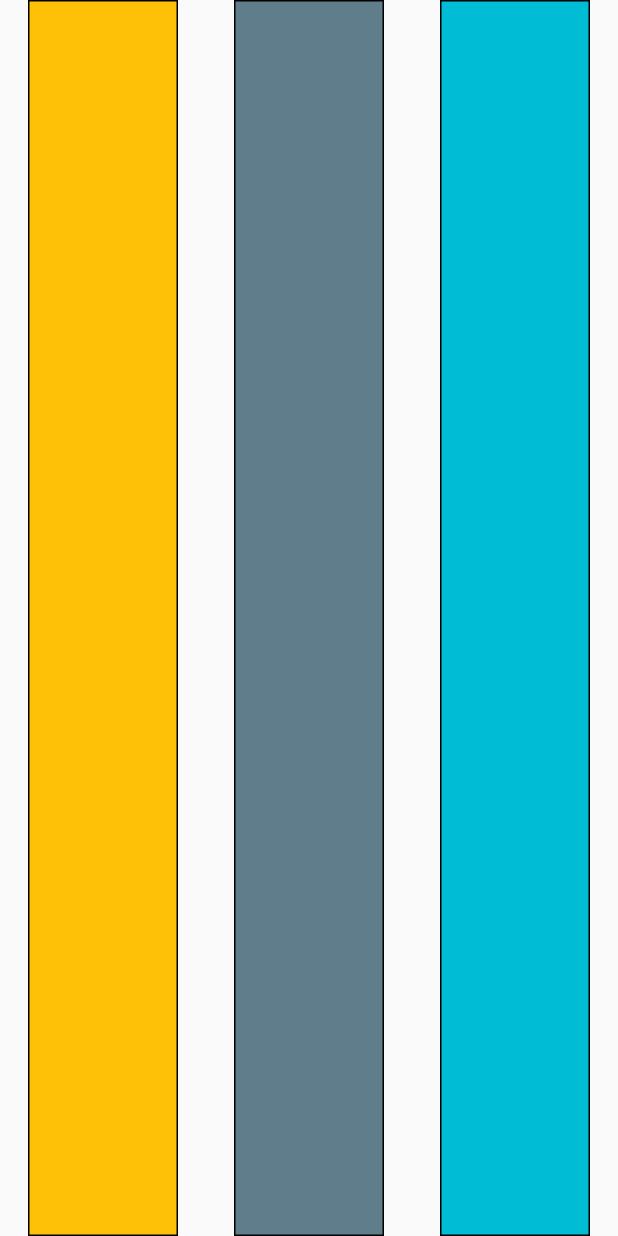
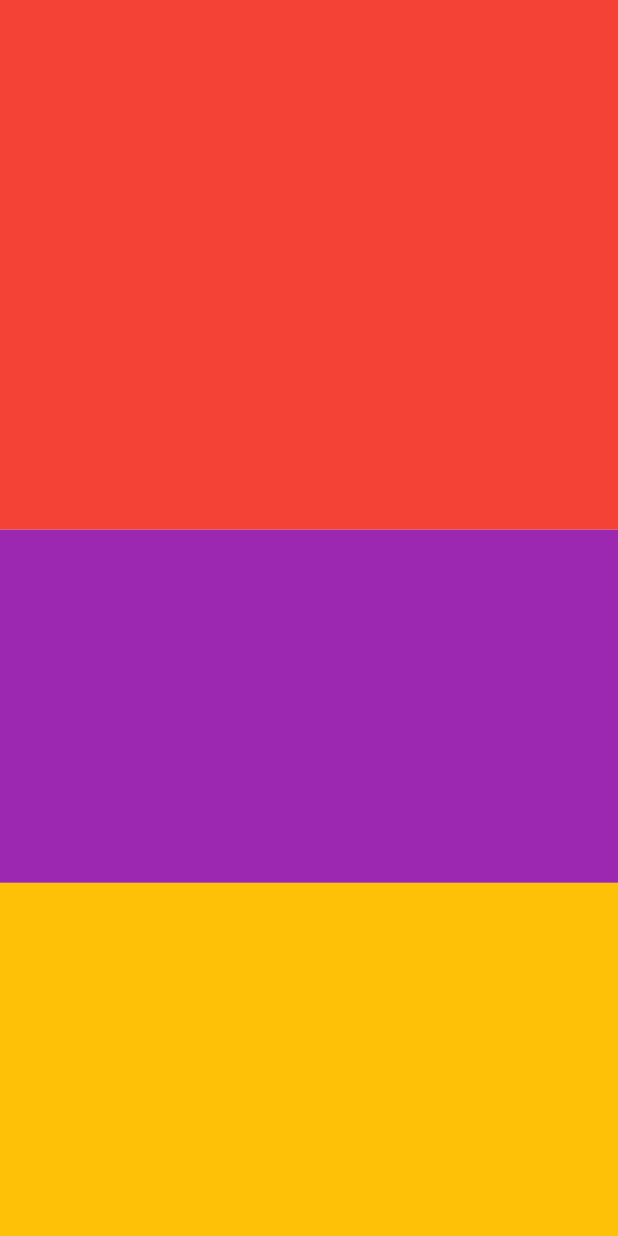
Before and after one commit to baosphoa0403/Welcome-Login-Signup-Page---Flutter-UI---Speed-Code, a Flutter app: the screen it shows after launch, on a phone screen of 412 x 824 dp. Run offline on Flutter 3.47's test engine with Material 2 defaults, Android fonts, the light colour scheme and no system bars; our stand-ins replace flutter_svg.

Commit message:
[Column_Row] push code done flex column row

```diff
--- a/standard_app/lib/list_icons.dart
+++ b/standard_app/lib/list_icons.dart
@@ -8,7 +8,7 @@ class ListIcon extends StatelessWidget {
   Widget build(BuildContext context) {
     return Row(
       mainAxisAlignment: MainAxisAlignment.spaceAround,
-      crossAxisAlignment: CrossAxisAlignment.stretch, //stretch: kéo dài
+      // crossAxisAlignment: CrossAxisAlignment., //stretch: kéo dài
       children: const <Widget>[
         BlueBox(
           color: Colors.amber,
@@ -18,7 +18,7 @@ class ListIcon extends StatelessWidget {
         ),
         BlueBox(
           color: Colors.cyan,
-        )
+        ),
       ],
     );
     ;
--- a/standard_app/lib/main.dart
+++ b/standard_app/lib/main.dart
@@ -1,4 +1,5 @@
 import 'package:flutter/material.dart';
+import 'package:flutter/rendering.dart';
 import 'package:standard_app/blue_box.dart';
 import 'package:standard_app/list_icons.dart';
 
@@ -17,9 +18,26 @@
       theme: ThemeData(
         primarySwatch: Colors.blue,
       ),
-      home: const MyHomePage(
-        child: ListIcon(),
-      ),
+      home: Column(children: <Widget>[
+        Expanded(
+          flex: 6, // 60% of space => (6/(6 + 4))
+          child: Container(
+            color: Colors.red,
+          ),
+        ),
+        Expanded(
+          flex: 4, // 40% of space
+          child: Container(
+            color: Colors.purple,
+          ),
+        ),
+        Expanded(
+          flex: 4, // 40% of space
+          child: Container(
+            color: Colors.amber,
+          ),
+        )
+      ]),
     );
   }
 }
@@ -33,24 +51,40 @@
 
   @override
   Widget build(BuildContext context) {
-    return Scaffold(body: child
-        // Column(
-        //   // mainAxisAlignment: MainAxisAlignment.end,
-        //   // crossAxisAlignment: CrossAxisAlignment.end, ?? chỗ này
-        //   children: const <Widget>[
-        //     BlueBox(
-        //       color: Colors.amber,
-        //     ),
-        //     BlueBox(
-        //       color: Colors.blueGrey,
-        //     ),
-        //     BlueBox(
-        //       color: Colors.cyan,
-        //     ),
-        //     child,
-        //   ],
-
-        // ),
-        );
+    return Container(
+      // backgroundColor: const Color.fromRGBO(99, 22, 33, 0.5),
+      // appBar: AppBar(),
+      color: Colors.amberAccent,
+      child: Column(
+        mainAxisAlignment: MainAxisAlignment.spaceAround,
+        crossAxisAlignment: CrossAxisAlignment.end,
+        children: <Widget>[
+          const BlueBox(
+            color: Colors.amber,
+          ),
+          const BlueBox(
+            color: Colors.blueGrey,
+          ),
+          const BlueBox(
+            color: Colors.cyan,
+          ),
+          // child,
+          Row(children: <Widget>[
+            Expanded(
+              flex: 6, // 60% of space => (6/(6 + 4))
+              child: Container(
+                color: Colors.red,
+              ),
+            ),
+            Expanded(
+              flex: 4, // 40% of space
+              child: Container(
+                color: Colors.purple,
+              ),
+            ),
+          ]),
+        ],
+      ),
+    );
   }
 }
```
